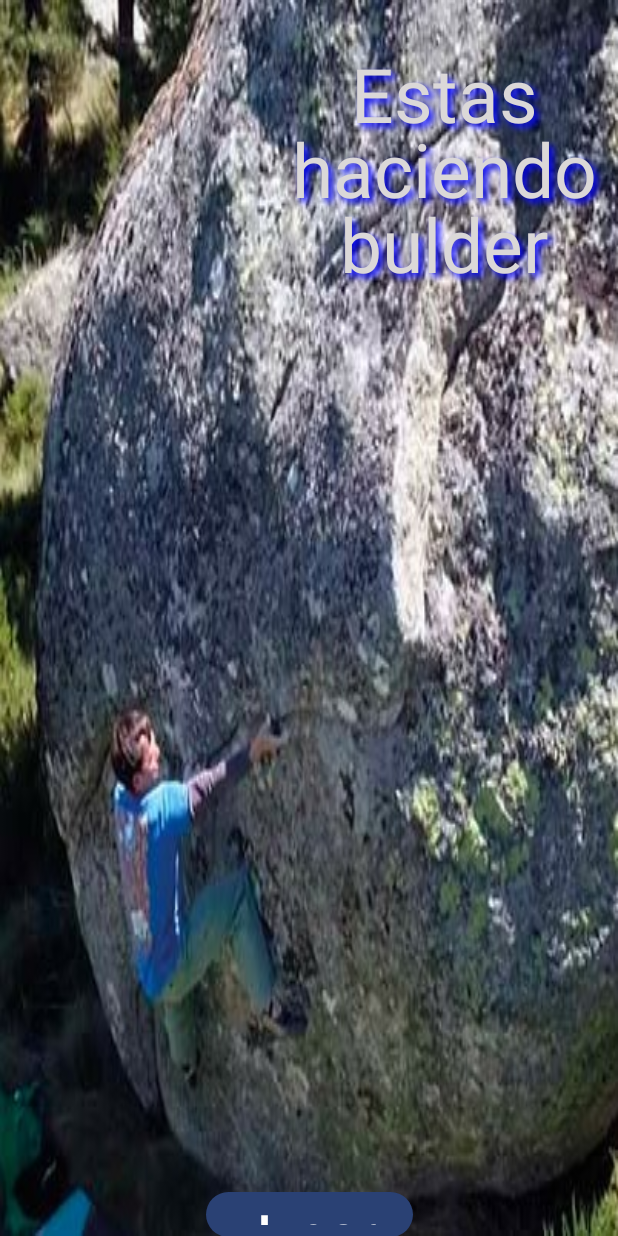
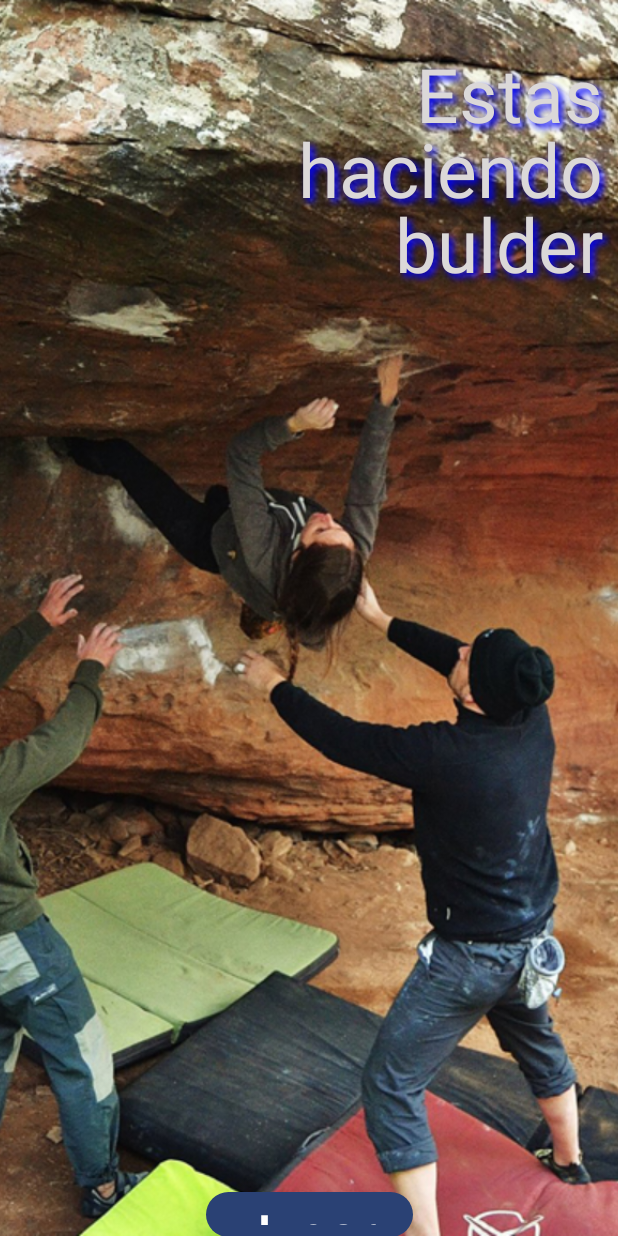
Before and after one commit to JV-CorMo/haciendoClicker, an Android app built with Jetpack Compose: the screen it shows after launch (MainActivity), after a tap on "Jugar", on a phone screen of 412 x 824 dp. Run offline under Robolectric (Android 15) with nearby library versions, the phone set to English and light mode, and no system bars.

Commit message:
Ajustando fotos

```diff
--- a/app/src/main/java/com/example/juegoclicker/MainActivity.kt
+++ b/app/src/main/java/com/example/juegoclicker/MainActivity.kt
@@ -68,15 +68,14 @@ fun Greeting(name: String, modifier: Modifier = Modifier) {
 
     val (imgId, titulo) = when (estado) {
         1 -> Pair(R.drawable.principal, stringResource(R.string.title1));
-        2 -> Pair(R.drawable.boulder3,stringResource(R.string.title2 ));
+        2 -> Pair(R.drawable.bulder,stringResource(R.string.title2 ));
         3 -> Pair(R.drawable.everest, stringResource(R.string.title5));
         4 -> Pair(R.drawable.tienda, stringResource(R.string.title4));
         5 -> Pair(R.drawable.desplome, stringResource(R.string.title3));
         else -> Pair(R.drawable.principal, stringResource(R.string.title1));
     }
 
-
-
+    // Cambiar "Contraste" texto presentación puntos.
 
     ArrancarApp(
         imgId = imgId,
@@ -112,10 +111,10 @@ fun ArrancarApp(
         Image(
             painter = img,
             contentDescription = "Img Principal",
-            contentScale = ContentScale.FillBounds,
+            contentScale = ContentScale.Crop,
 
-            modifier = Modifier.fillMaxHeight().fillMaxWidth(),
-
+            //modifier = Modifier.fillMaxHeight().fillMaxWidth(),
+            modifier = Modifier.fillMaxSize(),
             )
 
 
@@ -129,14 +128,14 @@ fun ArrancarApp(
                     color = colorResource(id = R.color.miColor),
 
                     modifier = Modifier
-                        .fillMaxWidth(0.55f)
+                        .fillMaxWidth(0.65f)
                         .align(Alignment.End)
-                        .padding(top = 35.dp, end = 5.dp),
+                        .padding(top = 35.dp, end = 10.dp),
 
 
                     lineHeight = 50.sp,
                     fontSize = 50.sp,
-                    textAlign = TextAlign.Center,
+                    textAlign = TextAlign.Right,
 
                     style = TextStyle(
                         shadow = Shadow(
@@ -168,10 +167,13 @@ fun ArrancarApp(
 
                 } // END Row
                 Text(
+                    // Falta cambiar el color del texto respecto a imagen/por contrastes.
                     color = colorResource(R.color.miColor),
-                    text = "Juego número: $estado | Llevas acumulado: $contar", // RECUERDA contar - Tengo que poner variable del contador
+                    text = "Pntalla número: $estado | Imagenes repetidas: $contar",
                     fontSize = 18.sp,
-                    modifier = Modifier.align(Alignment.Start).padding(top = 18.dp, start = 15.dp),
+                    modifier = Modifier
+                        .align(Alignment.Start)
+                        .padding(top = 18.dp, start = 15.dp),
                 )
             }
 
```
Also changed, not shown: app/src/main/res/drawable-nodpi/boulder3.jpg (deleted), app/src/main/res/drawable/bulder.jpg (added).
